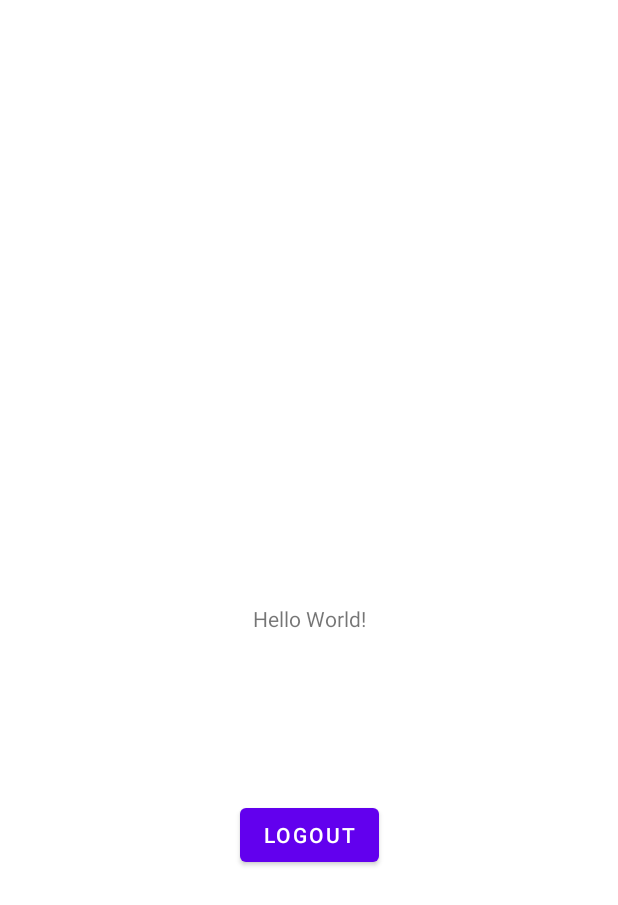
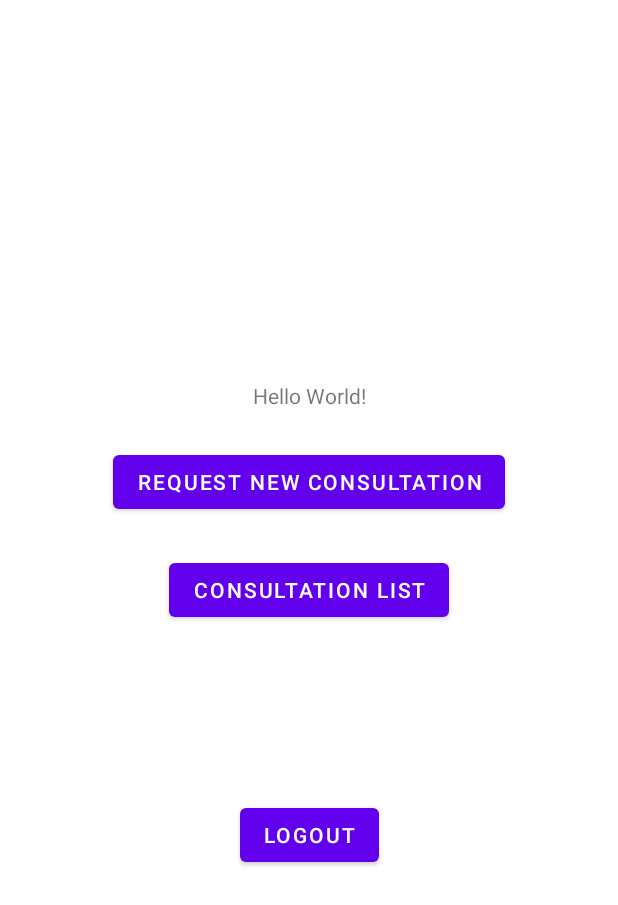
Before and after one commit to haziqgeek/csc557_oct22, an Android app: the layout activity_main.xml on its own in the app's theme, with its tools: preview values and no code run, on a phone screen of 412 x 824 dp. Shown: the top 905 px of the screen. Run offline under Robolectric (Android 15) with nearby library versions, the phone set to English and light mode, and no system bars.

```diff
--- a/app/src/main/AndroidManifest.xml
+++ b/app/src/main/AndroidManifest.xml
@@ -1,6 +1,8 @@
 <?xml version="1.0" encoding="utf-8"?>
 <manifest xmlns:android="http://schemas.android.com/apk/res/android"
     xmlns:tools="http://schemas.android.com/tools">
+
+    <uses-permission android:name="android.permission.INTERNET" />
 
     <application
         android:allowBackup="true"
--- a/app/src/main/java/com/example/csc557_oct22/LoginActivity.java
+++ b/app/src/main/java/com/example/csc557_oct22/LoginActivity.java
@@ -5,6 +5,7 @@ import android.os.Bundle;
 import android.view.View;
 import android.widget.Button;
 import android.widget.EditText;
+import android.widget.ProgressBar;
 import android.widget.Toast;
 
 import androidx.appcompat.app.AppCompatActivity;
@@ -29,6 +30,7 @@ public class LoginActivity extends AppCompatActivity {
     EditText edtUsername;
     EditText edtPassword;
     Button btnLogin;
+    ProgressBar progressBar;
 
     UserService userService;
 
@@ -49,6 +51,7 @@ public class LoginActivity extends AppCompatActivity {
         edtUsername = findViewById(R.id.edtUsername);
         edtPassword = findViewById(R.id.edtPassword);
         btnLogin = findViewById(R.id.btnLogin);
+        progressBar = findViewById(R.id.progressBar);
 
         // get UserService instance
         userService = ApiUtils.getUserService();
@@ -65,6 +68,7 @@ public class LoginActivity extends AppCompatActivity {
                 if (validateLogin(username, password)) {
                     // do login
                     doLogin(username, password);
+                    progressBar.setVisibility(ProgressBar.VISIBLE);
                 }
             }
         });
@@ -104,6 +108,7 @@ public class LoginActivity extends AppCompatActivity {
 
             @Override
             public void onResponse(Call call, Response response) {
+                progressBar.setVisibility(ProgressBar.INVISIBLE);
 
                 // received reply from REST API
                 if (response.isSuccessful()) {
--- a/app/src/main/res/layout/activity_main.xml
+++ b/app/src/main/res/layout/activity_main.xml
@@ -14,7 +14,9 @@
         app:layout_constraintBottom_toBottomOf="parent"
         app:layout_constraintEnd_toEndOf="parent"
         app:layout_constraintStart_toStartOf="parent"
-        app:layout_constraintTop_toTopOf="parent" />
+        app:layout_constraintTop_toTopOf="parent"
+        app:layout_constraintVertical_bias="0.316" />
+
     <Button
         android:id="@+id/btnLogout"
         android:layout_width="wrap_content"
@@ -27,4 +29,25 @@
         app:layout_constraintVertical_bias="0.686"
         android:onClick="doLogout"/>
 
+    <Button
+        android:id="@+id/btnAddAppt"
+        android:layout_width="wrap_content"
+        android:layout_height="wrap_content"
+        android:layout_marginTop="24dp"
+        android:text="REQUEST NEW CONSULTATION"
+        app:layout_constraintEnd_toEndOf="parent"
+        app:layout_constraintStart_toStartOf="parent"
+        app:layout_constraintTop_toBottomOf="@+id/txtHello" />
+
+    <Button
+        android:id="@+id/btnApptList"
+        android:layout_width="wrap_content"
+        android:layout_height="wrap_content"
+        android:layout_marginTop="24dp"
+        android:text="Consultation List"
+        app:layout_constraintEnd_toEndOf="parent"
+        app:layout_constraintHorizontal_bias="0.501"
+        app:layout_constraintStart_toStartOf="parent"
+        app:layout_constraintTop_toBottomOf="@+id/btnAddAppt" />
+
 </androidx.constraintlayout.widget.ConstraintLayout>
```
Also changed, not shown: app/src/main/res/layout/activity_login.xml (+2 -13 lines).
